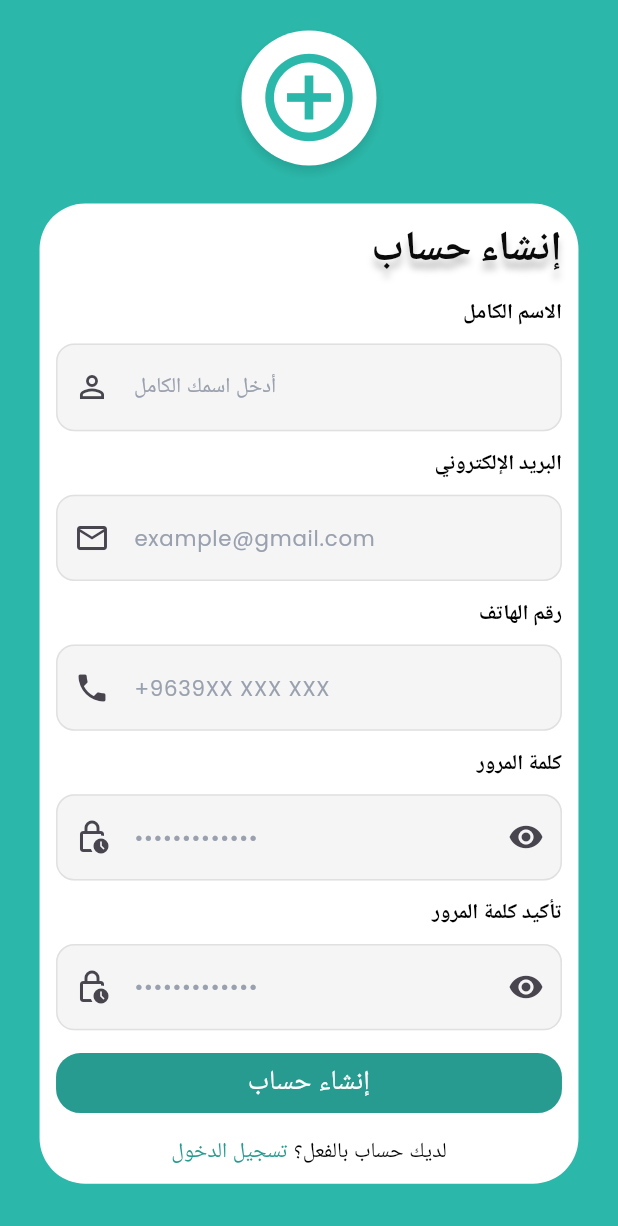
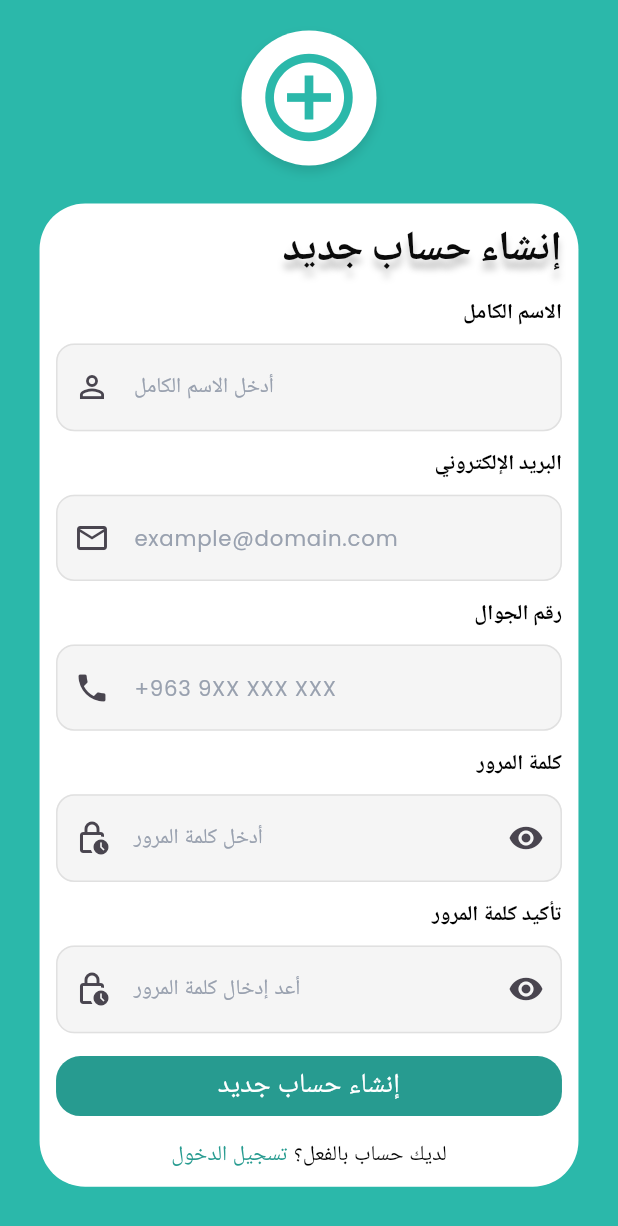
Before and after one commit to hishamabo7mdh/find-your-doctor, a Flutter app: the screen it shows after launch, after a tap on "إنشاء حساب جديد", on a phone screen of 412 x 824 dp. Shown: the top 1226 px of the screen. Run offline on Flutter 3.47's test engine with Material 3 defaults, Android fonts, the phone set to English and light mode, and no system bars; our stand-ins replace flutter_screenutil, go_router.

Commit message:
Centralized app words

```diff
--- a/lib/core/utils/app_strings.dart
+++ b/lib/core/utils/app_strings.dart
@@ -14,4 +14,59 @@ abstract class AppStrings {
   static const dontHaveAccount = "Don't have an account?";
   static const alreadyHaveAccount = "Already have an account?";
 
+  static const agreeTextAr = "بتسجيل الدخول، أنت توافق على";
+  static const agreeTextEn = "By logging in, you agree to";
+
+  static const termsAndConditionsAr = "الشروط و الأحكام";
+  static const termsAndConditionsEn = "Terms and Conditions";
+
+  static const phoneNumberAr = "رقم الجوال";
+  static const phoneNumberEn = "Phone Number";
+
+  static const phoneHint = "+963 9XX XXX XXX";
+
+  static const emailAr = "البريد الإلكتروني";
+  static const emailEn = "Email";
+
+  static const emailHint = "example@domain.com";
+
+  static const createAccountAr = "إنشاء حساب جديد";
+  static const createAccountEn = "Create New Account";
+
+  static const noAccountAr = "ليس لديك حساب؟";
+  static const noAccountEn = "Don't have an account?";
+
+  static const passwordAr = "كلمة المرور";
+  static const passwordEn = "Password";
+
+  static const passwordHintAr = "أدخل كلمة المرور";
+  static const passwordHintEn = "Enter your password";
+
+  static const rememberAr = "تذكرني";
+  static const rememberEn = "Remember me";
+
+  static const forgotPasswordAr = "نسيت كلمة المرور؟";
+  static const forgotPasswordEn = "Forgot password?";
+
+  static const googleStr = "Google";
+  static const applestr = "Apple";
+
+  static const orLoginViaAr = "أو تسجيل الدخول عبر";
+  static const orLoginViaEn = "Or sign in via";
+
+  //signup
+  static const fullNameAr = "الاسم الكامل";
+  static const fullNameEn = "Full Name";
+
+  static const fullNameHintAr = "أدخل الاسم الكامل";
+  static const fullNameHintEn = "Enter full name";
+
+  static const confirmPasswordAr = "تأكيد كلمة المرور";
+  static const confirmPasswordEn = "Confirm Password";
+
+  static const confirmPasswordHintAr = "أعد إدخال كلمة المرور";
+  static const confirmPasswordHintEn = "Re-enter your password";
+
+  static const haveAccountAr = "لديك حساب بالفعل؟";
+  static const haveAccountEn = "Already have an account?";
 }
--- a/lib/features/auth/presentation/view/sign_in_view.dart
+++ b/lib/features/auth/presentation/view/sign_in_view.dart
@@ -1,6 +1,7 @@
 import 'package:flutter/material.dart';
 import 'package:flutter_screenutil/flutter_screenutil.dart';
 import 'package:project1/core/utils/app_colors.dart';
+import 'package:project1/core/utils/app_strings.dart';
 import 'package:project1/core/utils/app_text_styles.dart';
 import 'package:project1/core/utils/function/homeIndicator.dart';
 import 'package:project1/features/auth/presentation/widgets/sign_in_card/sign_in_card.dart';
@@ -64,8 +65,8 @@ class _SignInViewState extends State<SignInView> with SingleTickerProviderStateM
                   color: AppColors.offWhite
                 ),
               children:[
-              TextSpan(text: "بتسجيل الدخول، أنت توافق على "),
-                TextSpan(text: "الشروط و الأحكام",style: CustomTextStyles.poppinsRegularTextGreyText14.copyWith(
+              TextSpan(text: AppStrings.agreeTextAr),
+                TextSpan(text: AppStrings.termsAndConditionsAr,style: CustomTextStyles.poppinsRegularTextGreyText14.copyWith(
                   color: Colors.white,
                   decoration: TextDecoration.underline,
                 )),
--- a/lib/features/auth/presentation/widgets/sign_in_card/auth_tab_bar/auth_tab_bar.dart
+++ b/lib/features/auth/presentation/widgets/sign_in_card/auth_tab_bar/auth_tab_bar.dart
@@ -1,6 +1,7 @@
 import 'package:flutter/material.dart';
 import 'package:flutter_screenutil/flutter_screenutil.dart';
 import 'package:project1/core/utils/app_colors.dart';
+import 'package:project1/core/utils/app_strings.dart';
 import 'package:project1/core/utils/app_text_styles.dart';
 import 'package:project1/features/auth/presentation/widgets/sign_in_card/auth_tab_bar/auth_tab_item.dart';
 
@@ -20,7 +21,7 @@ class AuthTabBarIndicator extends StatelessWidget {
             child: GestureDetector(
               onTap: () => onTabChanged(0),
               child: AuthTabItem(
-                title: "رقم الجوال",
+                title: AppStrings.phoneNumberAr,
                 isSelected: selectedTab == 0,
     ),
     ),
@@ -29,7 +30,7 @@ class AuthTabBarIndicator extends StatelessWidget {
             child: GestureDetector(
               onTap: () => onTabChanged(1),
               child: AuthTabItem(
-                title: "البريد الإلكتروني",
+                title: AppStrings.emailAr,
                 isSelected: selectedTab == 1,
     ),
     ),
@@ -46,16 +47,4 @@ class AuthTabBarIndicator extends StatelessWidget {
     );
   }
 
-  BoxDecoration _indicatorDecoration() {
-    return BoxDecoration(
-      color: Colors.white,
-      borderRadius: BorderRadius.circular(12.r),
-      boxShadow: const [
-        BoxShadow(
-          blurRadius: 4,
-          color: AppColors.secondaryColor,
-        ),
-      ],
-    );
-  }
 }
--- a/lib/features/auth/presentation/widgets/sign_in_card/sign_in_card.dart
+++ b/lib/features/auth/presentation/widgets/sign_in_card/sign_in_card.dart
@@ -34,12 +34,12 @@ class SignInCard extends StatelessWidget {
             index: selectedTab,
             children: const [
             SignInForm(
-                title: "رقم الجوال",
-                hint:"+9639XX XXX XXX",
+                title: AppStrings.phoneNumberAr,
+                hint:AppStrings.phoneHint,
                 icon: Icons.phone),
             SignInForm(
-                title: "البريد الإلكتروني",
-                hint:"example@gmail.com",
+                title: AppStrings.emailAr,
+                hint:AppStrings.emailHint,
                 icon: Icons.email_outlined),
           ],
           )
--- a/lib/features/auth/presentation/widgets/sign_in_card/sign_in_form/auth_divider.dart
+++ b/lib/features/auth/presentation/widgets/sign_in_card/sign_in_form/auth_divider.dart
@@ -1,10 +1,11 @@
 import 'package:flutter/material.dart';
+import 'package:project1/core/utils/app_strings.dart';
 
 class AuthDivider extends StatelessWidget {
   final String text;
   const AuthDivider({
     super.key,
-    this.text = "أو تسجيل الدخول عبر",
+    this.text = AppStrings.orLoginViaAr,
   });
 
   @override
--- a/lib/features/auth/presentation/widgets/sign_in_card/sign_in_form/remember_me_row.dart
+++ b/lib/features/auth/presentation/widgets/sign_in_card/sign_in_form/remember_me_row.dart
@@ -1,6 +1,7 @@
 import 'package:flutter/material.dart';
 import 'package:flutter_screenutil/flutter_screenutil.dart';
 import 'package:project1/core/utils/app_colors.dart';
+import 'package:project1/core/utils/app_strings.dart';
 import 'package:project1/core/utils/app_text_styles.dart';
 
 class RememberMeRow extends StatelessWidget {
@@ -23,7 +24,7 @@ class RememberMeRow extends StatelessWidget {
           ),
         ),
         Text(
-          "تذكر",
+          AppStrings.rememberAr,
               style: CustomTextStyles.poppinsRegularTextGreyText14,
         ),
 
@@ -32,7 +33,7 @@ class RememberMeRow extends StatelessWidget {
         TextButton(
           onPressed: (){},
           child: Text(
-            'نسيت كلمة المرور؟',
+            AppStrings.forgotPasswordAr,
             style: CustomTextStyles.poppinsRegularTextGreyText14.copyWith(
               color: AppColors.secondaryColor,
             )
--- a/lib/features/auth/presentation/widgets/sign_in_card/sign_in_form/sign_in_form.dart
+++ b/lib/features/auth/presentation/widgets/sign_in_card/sign_in_form/sign_in_form.dart
@@ -50,7 +50,7 @@ class _SignInFormState extends State<SignInForm> {
 
           SizedBox(height: 11.h,),
 
-          AccountSection(title: "إنشاء حساب جديد",AUSure: "ليس لديك حساب؟",onTap: (){context.go(AppRouter.signUp);},),
+          AccountSection(title: AppStrings.createAccountAr,AUSure: AppStrings.noAccountAr,onTap: (){context.go(AppRouter.signUp);},),
 
           SizedBox(height: 11.h,),
 
@@ -86,12 +86,12 @@ class _SignInFormState extends State<SignInForm> {
       crossAxisAlignment: CrossAxisAlignment.end,
       children: [
         Text(
-          "كلمة المرور",
+          AppStrings.passwordAr,
               style: CustomTextStyles.poppinsBoldBlack14
         ),
         SizedBox(height: 10.h),
         AuthTextField(
-          hintText: "•••••••••••••",
+          hintText: AppStrings.passwordHintAr,
           obscureText: obscurePassword,
           prefixIcon: const Icon(Icons.lock_clock_outlined),
           suffixIcon: _passwordIcon(),
--- a/lib/features/auth/presentation/widgets/sign_in_card/sign_in_form/social_login_section.dart
+++ b/lib/features/auth/presentation/widgets/sign_in_card/sign_in_form/social_login_section.dart
@@ -1,5 +1,6 @@
 import 'package:flutter/material.dart';
 import 'package:project1/core/utils/app_colors.dart';
+import 'package:project1/core/utils/app_strings.dart';
 import 'package:project1/core/utils/app_text_styles.dart';
 
 class SocialLoginSection extends StatelessWidget {
@@ -11,7 +12,7 @@ class SocialLoginSection extends StatelessWidget {
       children: [
         Expanded(
           child: SocialLoginButton(
-            text: "Google",
+            text: AppStrings.googleStr,
             icon: Icons.g_mobiledata,
           ),
         ),
@@ -20,7 +21,7 @@ class SocialLoginSection extends StatelessWidget {
 
         Expanded(
           child: SocialLoginButton(
-            text: "Apple",
+            text: AppStrings.applestr,
             icon: Icons.apple,
           ),
         ),
--- a/lib/features/auth/presentation/widgets/sign_up_card.dart
+++ b/lib/features/auth/presentation/widgets/sign_up_card.dart
@@ -1,6 +1,7 @@
 import 'package:flutter/material.dart';
 import 'package:flutter_screenutil/flutter_screenutil.dart';
 import 'package:project1/core/utils/app_colors.dart';
+import 'package:project1/core/utils/app_strings.dart';
 import 'package:project1/features/auth/presentation/sharFunction.dart';
 import 'package:project1/features/auth/presentation/widgets/sign_up_form.dart';
 
@@ -15,7 +16,7 @@ class SignUpCard extends StatelessWidget {
         child: Column(
             crossAxisAlignment: CrossAxisAlignment.end,
             children: [
-              titleText('إنشاء حساب'),
+              titleText(AppStrings.createAccountAr),
 
               SizedBox(height: 11.h,),
 
--- a/lib/features/auth/presentation/widgets/sign_up_form.dart
+++ b/lib/features/auth/presentation/widgets/sign_up_form.dart
@@ -2,6 +2,7 @@ import 'package:flutter/material.dart';
 import 'package:flutter_screenutil/flutter_screenutil.dart';
 import 'package:go_router/go_router.dart';
 import 'package:project1/core/routing/app_router.dart';
+import 'package:project1/core/utils/app_strings.dart';
 import 'package:project1/core/utils/app_text_styles.dart';
 import 'package:project1/features/auth/presentation/widgets/sign_in_card/sign_in_form/auth_button.dart';
 import 'package:project1/features/auth/presentation/widgets/sign_in_card/sign_in_form/auth_text_field.dart';
@@ -22,44 +23,44 @@ class _SignUpFormState extends State<SignUpForm> {
         crossAxisAlignment: CrossAxisAlignment.end,
         children: [
           _firstFieldSection(
-              "الاسم الكامل",
-              "أدخل اسمك الكامل",
+              AppStrings.fullNameAr,
+              AppStrings.fullNameHintAr,
               Icons.person_outline
           ),
 
           SizedBox(height: 11.h,),
           _firstFieldSection(
-              "البريد الإلكتروني",
-              "example@gmail.com",
+              AppStrings.emailAr,
+              AppStrings.emailHint,
               Icons.email_outlined
           ),
           SizedBox(height: 11.h,),
           _firstFieldSection(
-              "رقم الهاتف",
-              "+9639XX XXX XXX",
+              AppStrings.phoneNumberAr,
+              AppStrings.phoneHint,
               Icons.phone,
               textIType: TextInputType.phone
           ),
           SizedBox(height: 11.h,),
           _firstFieldSection(
-            "كلمة المرور",
-            "•••••••••••••",
+            AppStrings.passwordAr,
+            AppStrings.passwordHintAr,
             Icons.lock_clock_outlined,
             suffixIcon: _passwordIcon(),
             condpass: true
           ),
           SizedBox(height: 11.h,),
           _firstFieldSection(
-              "تأكيد كلمة المرور",
-              "•••••••••••••",
+              AppStrings.confirmPasswordAr,
+              AppStrings.confirmPasswordHintAr,
               Icons.lock_clock_outlined,
               suffixIcon: _passwordIcon(),
               condpass: true
           ),
           SizedBox(height: 11.h,),
-          AuthButton(text: 'إنشاء حساب', onPressed: (){}),
+          AuthButton(text: AppStrings.createAccountAr, onPressed: (){}),
           SizedBox(height: 11.h,),
-          AccountSection(title: "تسجيل الدخول",AUSure: "لديك حساب بالفعل؟",onTap: (){context.go(AppRouter.splash);},),
+          AccountSection(title: AppStrings.signInAr,AUSure: AppStrings.haveAccountAr,onTap: (){context.go(AppRouter.splash);},),
         ]
     );
   }
```
Also changed, not shown: 2 other files.
